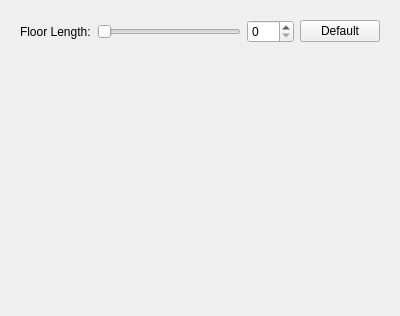
First picture: the form in src/tools/hlmv/ui/options/OptionsPageGeneral.ui, repository SamVanheer/HalfLifeAssetManager, before the edit.
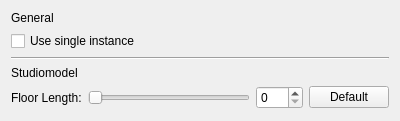
Second picture: the form after the edit.

The edit to the form file:
```diff
--- a/src/tools/hlmv/ui/options/OptionsPageGeneral.ui
+++ b/src/tools/hlmv/ui/options/OptionsPageGeneral.ui
@@ -7,7 +7,7 @@
     <x>0</x>
     <y>0</y>
     <width>400</width>
-    <height>316</height>
+    <height>121</height>
    </rect>
   </property>
   <property name="windowTitle">
@@ -15,8 +15,45 @@
   </property>
   <layout class="QVBoxLayout" name="verticalLayout">
    <item>
-    <widget class="QWidget" name="widget" native="true">
-     <layout class="QGridLayout" name="gridLayout">
+    <widget class="QLabel" name="label_3">
+     <property name="text">
+      <string>General</string>
+     </property>
+    </widget>
+   </item>
+   <item>
+    <layout class="QGridLayout" name="gridLayout_2">
+     <property name="bottomMargin">
+      <number>0</number>
+     </property>
+     <item row="0" column="0">
+      <widget class="QCheckBox" name="UseSingleInstance">
+       <property name="text">
+        <string>Use single instance</string>
+       </property>
+      </widget>
+     </item>
+    </layout>
+   </item>
+   <item>
+    <widget class="Line" name="line">
+     <property name="orientation">
+      <enum>Qt::Horizontal</enum>
+     </property>
+    </widget>
+   </item>
+   <item>
+    <widget class="QLabel" name="label_2">
+     <property name="text">
+      <string>Studiomodel</string>
+     </property>
+    </widget>
+   </item>
+   <item>
+    <layout class="QGridLayout" name="gridLayout_3">
+     <property name="bottomMargin">
+      <number>0</number>
+     </property>
       <item row="0" column="0">
        <widget class="QLabel" name="label">
         <property name="text">
@@ -24,6 +61,13 @@
         </property>
        </widget>
       </item>
+     <item row="0" column="1">
+      <widget class="QSlider" name="FloorLengthSlider">
+       <property name="orientation">
+        <enum>Qt::Horizontal</enum>
+       </property>
+      </widget>
+     </item>
       <item row="0" column="3">
        <widget class="QPushButton" name="ResetFloorLength">
         <property name="text">
@@ -38,13 +82,6 @@
         </property>
        </widget>
       </item>
-      <item row="0" column="1">
-       <widget class="QSlider" name="FloorLengthSlider">
-        <property name="orientation">
-         <enum>Qt::Horizontal</enum>
-        </property>
-       </widget>
-      </item>
       <item row="1" column="0">
        <spacer name="verticalSpacer">
         <property name="orientation">
@@ -59,7 +96,6 @@
        </spacer>
       </item>
      </layout>
-    </widget>
    </item>
   </layout>
  </widget>
```
Lines whose indentation alone changed are shown as unchanged.
